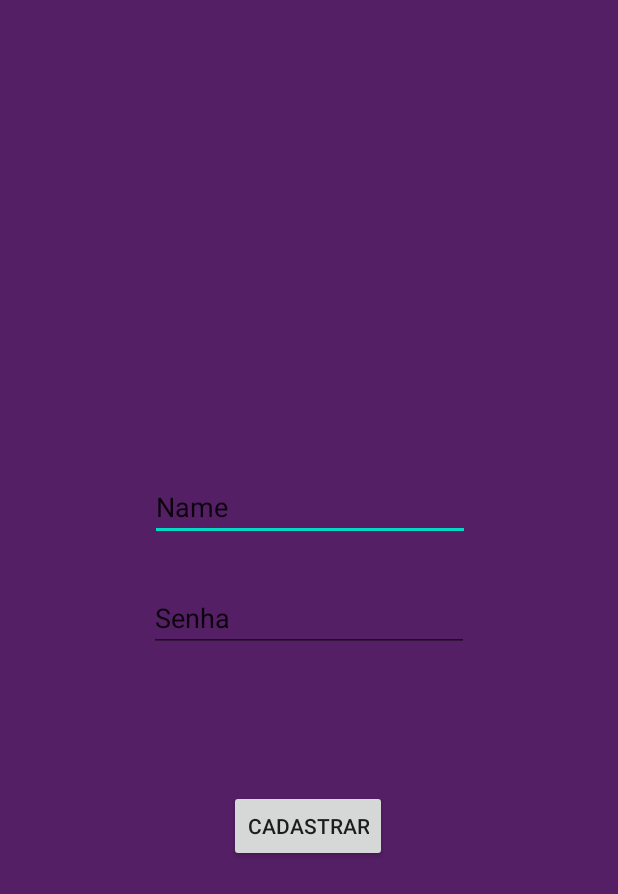
After one commit to EzequielBitencourt/NordShop, an Android app: the layout activity_cadastro_usuario.xml on its own in the app's theme, with its tools: preview values and no code run, on a phone screen of 412 x 824 dp. The commit adds this screen. Shown: the top 894 px of the screen. Run offline under Robolectric (Android 15) with nearby library versions, the phone set to English and light mode, and no system bars; Roboto replaces fonts that are not available here.

Commit message:
Iniciado o Cadastro usando SQLite como banco de dados

```diff
--- a/app/src/main/java/com/example/nordshop/Login.java
+++ b/app/src/main/java/com/example/nordshop/Login.java
@@ -10,12 +10,12 @@ public class Login {
 
     private static HashMap<String, Usuario> usuarios = new HashMap<>();
 
-    static {
-        Usuario admin = new Usuario("admin", "admin");
+   /* static {
+       Usuario admin = new Usuario("admin", "admin");
 
         usuarios.put(admin.getUsuario(), admin);
     }
-
+*/
     public static Usuario entrar(String usuario, String senha) throws UserNotFoundException, IncorrectPasswordException {
         Usuario usuarioBuscado = usuarios.get(usuario);
 
--- /dev/null
+++ b/app/src/main/res/layout/activity_cadastro_usuario.xml
@@ -0,0 +1,48 @@
+<?xml version="1.0" encoding="utf-8"?>
+<androidx.constraintlayout.widget.ConstraintLayout
+    xmlns:android="http://schemas.android.com/apk/res/android"
+    xmlns:app="http://schemas.android.com/apk/res-auto"
+    xmlns:tools="http://schemas.android.com/tools"
+    android:background="#541f64"
+    android:layout_width="match_parent"
+    android:layout_height="match_parent">
+
+    <Button
+        android:id="@+id/buttonCadastro"
+        android:layout_width="wrap_content"
+        android:layout_height="wrap_content"
+        android:onClick="salvar"
+        android:text="Cadastrar"
+        app:layout_constraintBottom_toBottomOf="parent"
+        app:layout_constraintEnd_toEndOf="parent"
+        app:layout_constraintHorizontal_bias="0.498"
+        app:layout_constraintStart_toStartOf="parent"
+        app:layout_constraintTop_toTopOf="parent"
+        app:layout_constraintVertical_bias="0.679" />
+
+    <EditText
+        android:id="@+id/editTextPersonUsername"
+        android:layout_width="wrap_content"
+        android:layout_height="wrap_content"
+        android:ems="10"
+        android:inputType="textPersonName"
+        android:text="Name"
+        app:layout_constraintBottom_toBottomOf="parent"
+        app:layout_constraintEnd_toEndOf="parent"
+        app:layout_constraintHorizontal_bias="0.502"
+        app:layout_constraintStart_toStartOf="parent"
+        app:layout_constraintTop_toTopOf="parent"
+        app:layout_constraintVertical_bias="0.405" />
+
+    <EditText
+        android:id="@+id/editTextPersonPassword"
+        android:layout_width="wrap_content"
+        android:layout_height="wrap_content"
+        android:ems="10"
+        android:inputType="textPersonName"
+        android:text="Senha"
+        app:layout_constraintBottom_toBottomOf="parent"
+        app:layout_constraintEnd_toEndOf="parent"
+        app:layout_constraintStart_toStartOf="parent"
+        app:layout_constraintTop_toTopOf="parent" />
+</androidx.constraintlayout.widget.ConstraintLayout>
--- a/app/src/main/res/layout/activity_login.xml
+++ b/app/src/main/res/layout/activity_login.xml
@@ -93,7 +93,7 @@
             app:layout_constraintEnd_toEndOf="parent"
             app:layout_constraintHorizontal_bias="0.535"
             app:layout_constraintStart_toStartOf="parent"
-            app:layout_constraintTop_toBottomOf="@+id/buttonCadastrar"
+            app:layout_constraintTop_toBottomOf="@+id/buttonCadastrarTelaLogin"
             app:layout_constraintVertical_bias="1.0"
             app:srcCompat="@drawable/googleefacebook"
             tools:ignore="MissingConstraints" />
@@ -103,7 +103,7 @@
             android:layout_width="128dp"
             android:layout_height="43dp"
             android:text="Login"
-            app:layout_constraintBottom_toTopOf="@+id/buttonCadastrar"
+            app:layout_constraintBottom_toTopOf="@+id/buttonCadastrarTelaLogin"
             app:layout_constraintEnd_toEndOf="parent"
             app:layout_constraintHorizontal_bias="0.498"
             app:layout_constraintStart_toStartOf="parent"
@@ -111,7 +111,7 @@
             app:layout_constraintVertical_bias="0.816" />
 
         <Button
-            android:id="@+id/buttonCadastrar"
+            android:id="@+id/buttonCadastrarTelaLogin"
             android:layout_width="wrap_content"
             android:layout_height="wrap_content"
             android:layout_marginBottom="180dp"
```
Also changed, not shown: app/src/main/java/com/example/nordshop/CadastroUsuarioActivity.java (added, +35 -0 lines), app/src/main/java/com/example/nordshop/TelaLogin.java (+16 -1 lines), app/src/main/java/com/example/nordshop/Usuario.java (+13 -6 lines), app/src/main/java/com/example/nordshop/database/Conection.java (added, +29 -0 lines), app/src/main/java/com/example/nordshop/database/UsuarioDAO.java (added, +24 -0 lines).
